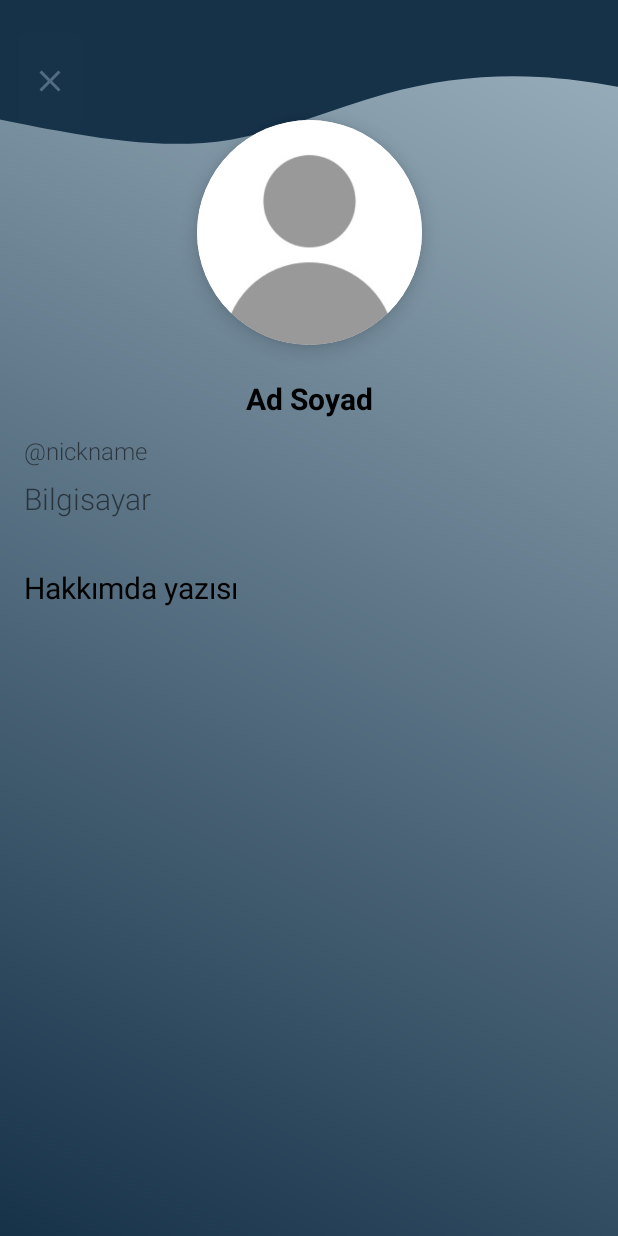
After one commit to altanbkoc/Beuverse, an Android app: the ViewUserActivity screen opened directly, with no data from a screen before it, on a phone screen of 412 x 824 dp. The commit adds this screen. Run offline under Robolectric (Android 15) with nearby library versions, the phone set to English and light mode, and no system bars; our stand-ins replace Firebase (no records; nobody signed in at launch, a user with empty details on screens opened directly); 1 statement that could not run was skipped.

Commit message:
view other user profile

```diff
--- a/app/build.gradle.kts
+++ b/app/build.gradle.kts
@@ -4,7 +4,6 @@ plugins {
     id ("androidx.navigation.safeargs.kotlin")
     id ("kotlin-kapt")
     id("com.google.gms.google-services")
-
 }
 
 android {
--- a/app/src/main/AndroidManifest.xml
+++ b/app/src/main/AndroidManifest.xml
@@ -2,9 +2,8 @@
 <manifest xmlns:android="http://schemas.android.com/apk/res/android"
     xmlns:tools="http://schemas.android.com/tools">
 
-    <uses-permission android:name="android.permission.READ_MEDIA_IMAGES"/>
-    <uses-permission android:name="android.permission.READ_EXTERNAL_STORAGE"/>
-
+    <uses-permission android:name="android.permission.READ_MEDIA_IMAGES" />
+    <uses-permission android:name="android.permission.READ_EXTERNAL_STORAGE" />
 
     <application
         android:allowBackup="true"
@@ -16,6 +15,9 @@
         android:supportsRtl="true"
         android:theme="@style/Theme.SocialMedia"
         tools:targetApi="31">
+        <activity
+            android:name=".beuverse.view.user.ViewUserActivity"
+            android:exported="false" />
         <activity
             android:name=".beuverse.view.user.EditActivity"
             android:exported="false" />
--- a/app/src/main/java/com/altankoc/socialmedia/beuverse/adapter/PostAdapter.kt
+++ b/app/src/main/java/com/altankoc/socialmedia/beuverse/adapter/PostAdapter.kt
@@ -1,5 +1,7 @@
 package com.altankoc.socialmedia.beuverse.adapter
 
+import android.content.Context
+import android.content.Intent
 import android.view.LayoutInflater
 import android.view.View
 import android.view.ViewGroup
@@ -9,6 +11,7 @@ import androidx.recyclerview.widget.ListAdapter
 import androidx.recyclerview.widget.RecyclerView
 import com.altankoc.socialmedia.R
 import com.altankoc.socialmedia.beuverse.model.Post
+import com.altankoc.socialmedia.beuverse.view.user.ViewUserActivity
 import com.altankoc.socialmedia.databinding.RecyclerRowBinding
 import com.bumptech.glide.Glide
 import com.bumptech.glide.load.engine.DiskCacheStrategy
@@ -29,6 +32,8 @@ class PostAdapter : ListAdapter<Post, PostAdapter.PostHolder>(PostDiffCallback()
 
     override fun onBindViewHolder(holder: PostHolder, position: Int) {
         val post = getItem(position)
+
+
 
         with(holder.binding) {
             // Kullanıcı bilgileri
@@ -78,7 +83,6 @@ class PostAdapter : ListAdapter<Post, PostAdapter.PostHolder>(PostDiffCallback()
                 .error(R.drawable.default_pp)
                 .into(imageViewProfile)
 
-
             if (post.imageUrl.isNotEmpty()) {
                 imageViewPost.visibility = View.VISIBLE
                 Glide.with(root.context)
@@ -90,7 +94,28 @@ class PostAdapter : ListAdapter<Post, PostAdapter.PostHolder>(PostDiffCallback()
             } else {
                 imageViewPost.visibility = View.GONE
             }
+            tvPostUsername.setOnClickListener {
+                    viewOtherUserProfile(holder.itemView.context,post.userId)
+            }
+            cardViewProfilePic.setOnClickListener {
+                viewOtherUserProfile(holder.itemView.context,post.userId)
+
+            }
+
+
+
         }
+
+
+
+    }
+
+
+    fun viewOtherUserProfile(context: Context,userId: String){
+        val intent = Intent(context, ViewUserActivity::class.java)
+        intent.putExtra("userid",userId)
+        context.startActivity(intent)
+
     }
 
     class PostDiffCallback : DiffUtil.ItemCallback<Post>() {
--- /dev/null
+++ b/app/src/main/java/com/altankoc/socialmedia/beuverse/view/user/ViewUserActivity.kt
@@ -0,0 +1,77 @@
+package com.altankoc.socialmedia.beuverse.view.user
+
+import android.content.Intent
+import android.os.Bundle
+import androidx.activity.enableEdgeToEdge
+import androidx.appcompat.app.AppCompatActivity
+import androidx.core.view.ViewCompat
+import androidx.core.view.WindowInsetsCompat
+import com.altankoc.socialmedia.R
+import com.altankoc.socialmedia.databinding.ActivityViewUserBinding
+import com.bumptech.glide.Glide
+import com.google.firebase.firestore.FirebaseFirestore
+
+class ViewUserActivity : AppCompatActivity() {
+    private lateinit var binding: ActivityViewUserBinding
+    private lateinit var firestore: FirebaseFirestore
+
+
+
+    override fun onCreate(savedInstanceState: Bundle?) {
+        super.onCreate(savedInstanceState)
+        enableEdgeToEdge()
+        binding = ActivityViewUserBinding.inflate(layoutInflater)
+        setContentView(binding.root)
+        ViewCompat.setOnApplyWindowInsetsListener(findViewById(R.id.main)) { v, insets ->
+            val systemBars = insets.getInsets(WindowInsetsCompat.Type.systemBars())
+            v.setPadding(systemBars.left, 0, systemBars.right, 0)
+            insets
+        }
+
+
+
+
+        val userid = intent.getStringExtra("userid")
+
+
+        firestore = FirebaseFirestore.getInstance()
+
+        firestore.collection("users").document(userid.toString())
+            .get()
+            .addOnSuccessListener { document ->
+                if (document != null && document.exists()){
+                    val username = document.getString("username")
+                    val nickname = document.getString("nickname")
+                    val department = document.getString("department")
+                    val aboutMe = document.getString("aboutMe")
+                    val profileImage = document.getString("profileImage")
+
+                    binding.textViewName.text = username
+                    binding.textViewNickname.text = nickname
+                    binding.textViewBolum.text = department
+                    binding.textViewAbout.text = aboutMe
+
+                    Glide.with(this)
+                        .load(profileImage)
+                        .placeholder(R.drawable.default_pp)
+                        .error(R.drawable.default_pp)
+                        .circleCrop()
+                        .into(binding.imageViewProfile)
+                }
+            }
+            .addOnFailureListener {
+                // Hata logla veya kullanıcıya bildir
+            }
+
+
+
+        binding.ibBackHome.setOnClickListener {
+            val intent = Intent(this@ViewUserActivity, UserActivity::class.java)
+            startActivity(intent)
+            finish()
+        }
+    }
+
+
+
+}
--- /dev/null
+++ b/app/src/main/res/layout/activity_view_user.xml
@@ -0,0 +1,130 @@
+<?xml version="1.0" encoding="utf-8"?>
+<androidx.constraintlayout.widget.ConstraintLayout xmlns:android="http://schemas.android.com/apk/res/android"
+    xmlns:app="http://schemas.android.com/apk/res-auto"
+    xmlns:tools="http://schemas.android.com/tools"
+    android:id="@+id/main"
+    android:layout_width="match_parent"
+    android:layout_height="match_parent"
+    android:background="@drawable/navbar_background"
+    tools:context=".beuverse.view.user.ViewUserActivity">
+
+
+
+
+
+    <View
+        android:id="@+id/viewWavyBackground"
+        android:layout_width="518dp"
+        android:layout_height="114dp"
+        android:background="@drawable/profile_wavy_top_background"
+        app:layout_constraintEnd_toEndOf="parent"
+        app:layout_constraintStart_toStartOf="parent"
+        app:layout_constraintTop_toTopOf="parent" />
+
+    <androidx.cardview.widget.CardView
+        android:id="@+id/cardViewProfilePic"
+        android:layout_width="150dp"
+        android:layout_height="150dp"
+        android:layout_marginTop="80dp"
+        app:cardCornerRadius="100dp"
+        app:cardElevation="8dp"
+        app:layout_constraintEnd_toEndOf="parent"
+        app:layout_constraintStart_toStartOf="parent"
+        app:layout_constraintTop_toTopOf="parent">
+
+        <ImageView
+            android:id="@+id/imageViewProfile"
+            android:layout_width="match_parent"
+            android:layout_height="match_parent"
+            android:contentDescription="Profil Fotoğrafı"
+            android:scaleType="centerCrop"
+            android:src="@drawable/default_pp" />
+    </androidx.cardview.widget.CardView>
+
+    <TextView
+        android:id="@+id/textViewAbout"
+        android:layout_width="match_parent"
+        android:layout_height="0dp"
+        android:layout_marginStart="16dp"
+        android:layout_marginTop="32dp"
+        android:layout_marginEnd="16dp"
+        android:text="Hakkımda yazısı"
+        android:textColor="@android:color/black"
+        android:textSize="20sp"
+        app:layout_constraintEnd_toEndOf="parent"
+        app:layout_constraintStart_toStartOf="parent"
+        app:layout_constraintTop_toBottomOf="@+id/textViewBolum" />
+
+    <FrameLayout
+        android:id="@+id/loadingOverlay"
+        android:layout_width="match_parent"
+        android:layout_height="match_parent"
+        android:background="#80000000"
+        android:clickable="true"
+        android:focusable="true"
+        android:visibility="gone">
+
+        <ProgressBar
+            android:layout_width="wrap_content"
+            android:layout_height="wrap_content"
+            android:layout_gravity="center"
+            android:indeterminateTint="@color/dark_blue" />
+    </FrameLayout>
+
+    <TextView
+        android:id="@+id/textViewBolum"
+        android:layout_width="match_parent"
+        android:layout_height="wrap_content"
+        android:layout_marginStart="16dp"
+        android:layout_marginTop="7dp"
+        android:layout_marginEnd="16dp"
+        android:fontFamily="sans-serif-light"
+        android:text="Bilgisayar"
+        android:textSize="20sp"
+        app:layout_constraintEnd_toEndOf="parent"
+        app:layout_constraintStart_toStartOf="parent"
+        app:layout_constraintTop_toBottomOf="@+id/textViewNickname" />
+
+    <TextView
+        android:id="@+id/textViewName"
+        android:layout_width="match_parent"
+        android:layout_height="wrap_content"
+        android:layout_marginStart="8dp"
+        android:layout_marginTop="22dp"
+        android:layout_marginEnd="8dp"
+        android:text="Ad Soyad"
+        android:textAlignment="center"
+        android:textColor="@android:color/black"
+        android:textSize="20sp"
+        android:textStyle="bold"
+        app:layout_constraintEnd_toEndOf="parent"
+        app:layout_constraintStart_toStartOf="parent"
+        app:layout_constraintTop_toBottomOf="@+id/cardViewProfilePic" />
+
+    <TextView
+        android:id="@+id/textViewNickname"
+        android:layout_width="match_parent"
+        android:layout_height="wrap_content"
+        android:layout_marginStart="16dp"
+        android:layout_marginTop="10dp"
+        android:layout_marginEnd="16dp"
+        android:fontFamily="sans-serif-light"
+        android:text="\@nickname"
+        android:textSize="16sp"
+        app:layout_constraintEnd_toEndOf="parent"
+        app:layout_constraintStart_toStartOf="parent"
+        app:layout_constraintTop_toBottomOf="@+id/textViewName" />
+
+    <ImageButton
+        android:id="@+id/ibBackHome"
+        android:layout_width="50dp"
+        android:layout_height="75dp"
+        android:layout_marginStart="8dp"
+        android:layout_marginTop="16dp"
+        android:backgroundTint="#01FFFFFF"
+        android:contentDescription="geri dön"
+        app:layout_constraintStart_toStartOf="parent"
+        app:layout_constraintTop_toTopOf="parent"
+        app:srcCompat="@drawable/baseline_close_24" />
+
+</androidx.constraintlayout.widget.ConstraintLayout>
--- a/app/src/main/res/layout/fragment_login.xml
+++ b/app/src/main/res/layout/fragment_login.xml
@@ -52,6 +52,7 @@
         android:layout_marginTop="32dp"
         android:hint="E-posta"
         app:boxStrokeColor="#27374D"
+        app:endIconMode="clear_text"
         app:hintTextColor="#526D82"
         app:layout_constraintEnd_toEndOf="parent"
         app:layout_constraintHorizontal_bias="0.5"
```
